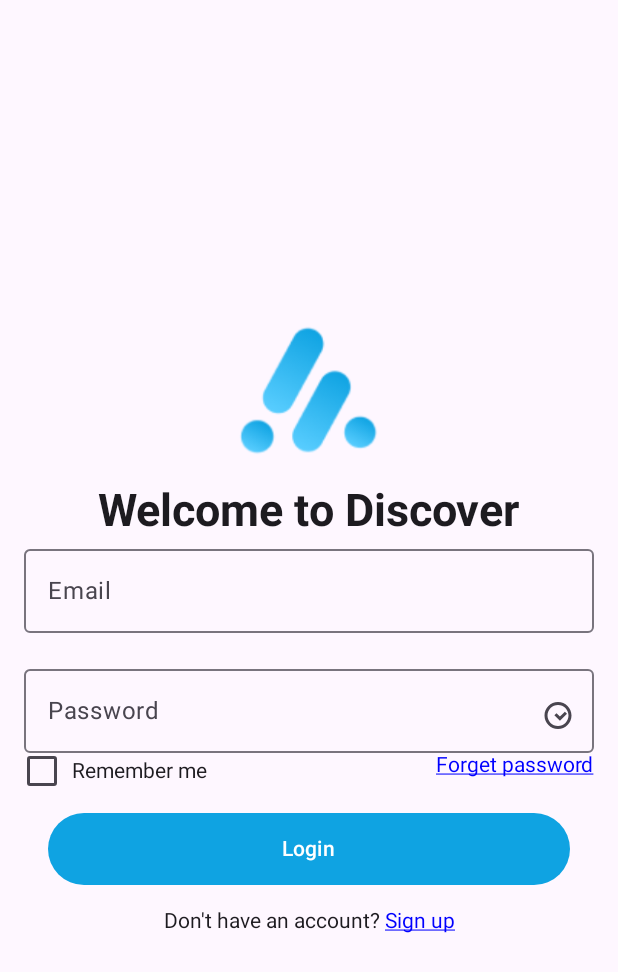
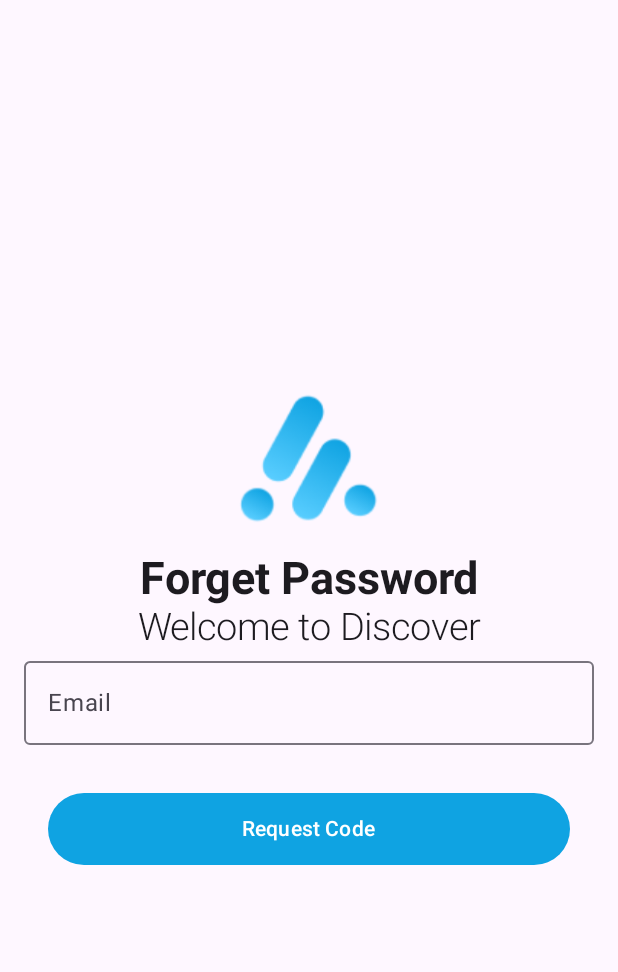
Before and after one commit to laraib00/Travel-Snap, an Android app built with Jetpack Compose: the LoginScreen screen opened through its navigation route, after a tap on "Forget password", on a phone screen of 412 x 824 dp. Shown: the top 972 px of the screen. Run offline under Robolectric (Android 15) with nearby library versions, the phone set to English and light mode, and no system bars.

Commit message:
Forget Password.

```diff
--- /dev/null
+++ b/app/src/main/java/com/example/splashscreencompose/ForgetPasword.kt
@@ -0,0 +1,78 @@
+package com.example.splashscreencompose
+
+import androidx.compose.foundation.Image
+import androidx.compose.foundation.clickable
+import androidx.compose.foundation.layout.*
+import androidx.compose.material3.Button
+import androidx.compose.material3.ButtonDefaults
+import androidx.compose.material3.OutlinedTextField
+import androidx.compose.material3.Text
+import androidx.compose.runtime.*
+import androidx.compose.ui.Alignment
+import androidx.compose.ui.Modifier
+import androidx.compose.ui.graphics.Color
+import androidx.compose.ui.layout.ContentScale
+import androidx.compose.ui.res.painterResource
+import androidx.compose.ui.text.font.FontWeight
+import androidx.compose.ui.unit.dp
+import androidx.compose.ui.unit.sp
+import androidx.compose.runtime.Composable
+import androidx.compose.ui.text.style.TextDecoration
+import androidx.navigation.NavController
+
+
+
+@Composable
+fun ForgetPassword(navController: NavController) {
+    var email by remember { mutableStateOf("") }
+
+    Column(
+        modifier = Modifier
+            .fillMaxSize()
+            .padding(16.dp),
+        verticalArrangement = Arrangement.Center,
+        horizontalAlignment = Alignment.CenterHorizontally
+    ) {
+        Image(
+            painter = painterResource(id = R.drawable.logo),
+            contentDescription = "pic",
+            Modifier
+                .padding(10.dp)
+                .size(100.dp),
+            contentScale = ContentScale.FillWidth,
+        )
+        Text(
+            text = "Forget Password",
+            fontSize = 30.sp,
+            fontWeight = FontWeight.Bold
+        )
+        Text(
+            text = "Welcome to Discover",
+            fontSize = 25.sp,
+            fontWeight = FontWeight.Light        )
+        OutlinedTextField(
+            value = email,
+            onValueChange = { email = it },
+            label = { Text("Email") },
+            modifier = Modifier.fillMaxWidth()
+        )
+
+        Spacer(modifier = Modifier.height(16.dp))
+
+
+
+        Spacer(modifier = Modifier.height(16.dp))
+        Button(
+            onClick = {  navController.navigate("CreatePassword") },
+            modifier = Modifier
+                .fillMaxWidth()
+                .height(48.dp)
+                .padding(horizontal = 16.dp),
+            colors = ButtonDefaults.buttonColors(Color(0xFF0FA3E2))
+        ) {
+            Text("Request Code", color = Color.White)
+        }
+
+
+    }
+}
--- a/app/src/main/java/com/example/splashscreencompose/LoginScreen.kt
+++ b/app/src/main/java/com/example/splashscreencompose/LoginScreen.kt
@@ -101,7 +101,7 @@ fun LoginScreen(navController: NavController) {
                     onCheckedChange = { isChecked -> rememberMe = isChecked },
                     modifier = Modifier
                         .padding(end = 8.dp)
-                        .size(24.dp) // Adjust the size as needed
+                        .size(24.dp)
                 )
                 Text("Remember me")
             }
@@ -110,7 +110,7 @@ fun LoginScreen(navController: NavController) {
                 color = Color.Blue,
                 textDecoration = TextDecoration.Underline,
                 modifier = Modifier.clickable {
-                    // Handle forget password action
+                    navController.navigate("ForgetPassword")
                 }
             )
         }
--- a/app/src/main/java/com/example/splashscreencompose/MainActivity.kt
+++ b/app/src/main/java/com/example/splashscreencompose/MainActivity.kt
@@ -47,6 +47,15 @@ class MainActivity : ComponentActivity() {
                     {
                         SignupBoardingScreen(navController = navController)
                     }
+                    composable("ForgetPassword")
+                    {
+                        ForgetPassword(navController = navController)
+                    }
+                    composable("CreatePassword")
+                    {
+                        CreatePassword(navController = navController)
+                    }
+
 
 
 
--- a/app/src/main/java/com/example/splashscreencompose/SignupBoardingScreen.kt
+++ b/app/src/main/java/com/example/splashscreencompose/SignupBoardingScreen.kt
@@ -67,7 +67,7 @@ fun SignupBoardingScreen(navController: NavController) {
         }
 
         Button(
-            onClick = { /* Handle button click */ },
+            onClick = { navController.navigate("Home") },
             modifier = Modifier
                 .fillMaxWidth()
                 .height(50.dp)
```
Also changed, not shown: app/src/main/java/com/example/splashscreencompose/CreatePassword.kt (added, +96 -0 lines).
